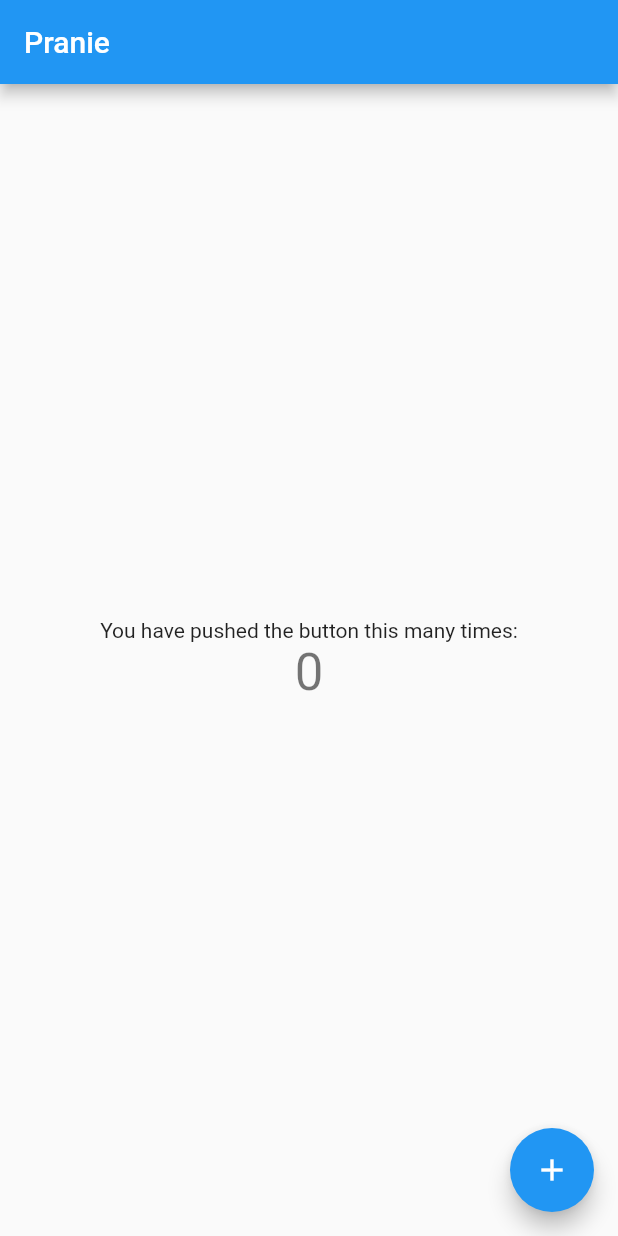
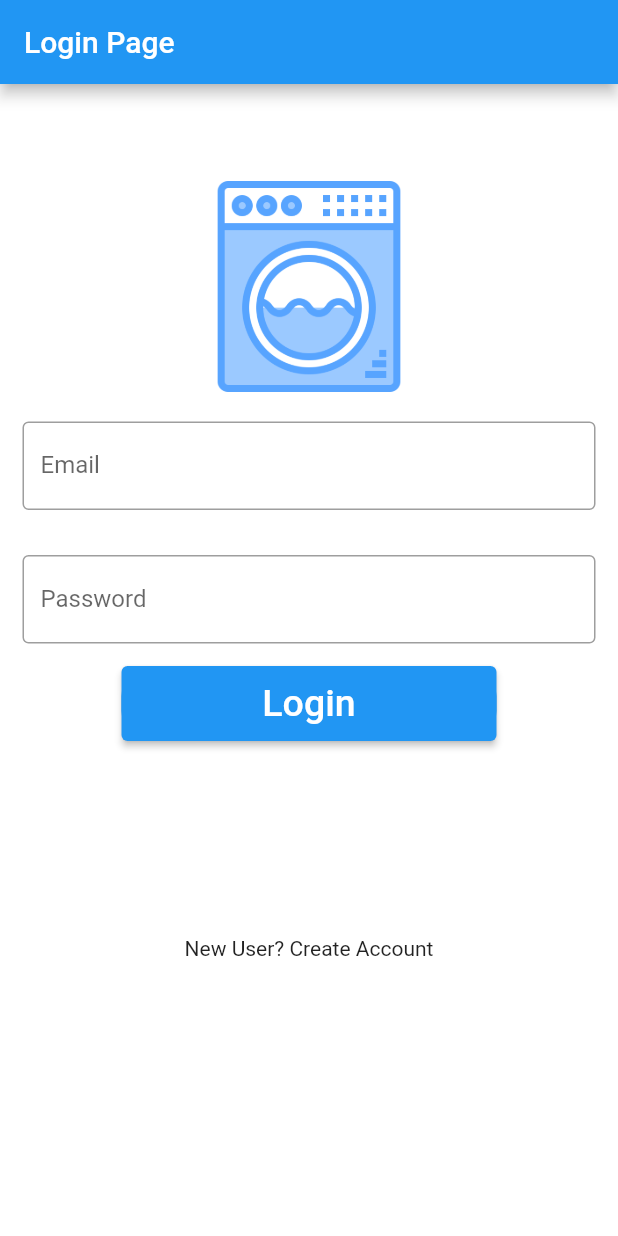
Before and after one commit to pcktm/agh-iot, a Flutter app: the screen it shows after launch, on a phone screen of 412 x 824 dp. Run offline on Flutter 3.47's test engine with Material 2 defaults, Android fonts, the phone set to English and light mode, and no system bars.

Commit message:
Pages draft

```diff
--- /dev/null
+++ b/flutter/flutter_app/lib/HomePage.dart
@@ -0,0 +1,34 @@
+import 'package:flutter/material.dart';
+
+class HomePage extends StatefulWidget {
+  @override
+  _HomePageState createState() => _HomePageState();
+}
+
+class _HomePageState extends State<HomePage> {
+  @override
+  Widget build(BuildContext context) {
+    return Scaffold(
+      appBar: AppBar(
+        title: Text('Home Page'),
+      ),
+      body: Center(
+        child: Container(
+          height: 80,
+          width: 150,
+          decoration: BoxDecoration(
+              color: Colors.blue, borderRadius: BorderRadius.circular(10)),
+          child: ElevatedButton(
+            onPressed: () {
+              Navigator.pop(context);
+            },
+            child: Text(
+              'Welcome',
+              style: TextStyle(color: Colors.white, fontSize: 25),
+            ),
+          ),
+        ),
+      ),
+    );
+  }
+}
--- a/flutter/flutter_app/lib/main.dart
+++ b/flutter/flutter_app/lib/main.dart
@@ -1,4 +1,7 @@
 import 'package:flutter/material.dart';
+
+import 'HomePage.dart';
+import 'pages/login.dart';
 
 void main() {
   runApp(const MyApp());
@@ -7,109 +10,20 @@ void main() {
 class MyApp extends StatelessWidget {
   const MyApp({super.key});
 
-  // This widget is the root of your application.
   @override
   Widget build(BuildContext context) {
     return MaterialApp(
-      title: 'Flutter Demo',
+      title: 'Pranie',
+      routes: {
+        '/': (context) => LoginDemo(),
+        '/login': (context) => LoginDemo(),
+        // '/home': (context) => MyHomePage(title: 'Login Demo'),
+      },
       theme: ThemeData(
-        // This is the theme of your application.
-        //
-        // Try running your application with "flutter run". You'll see the
-        // application has a blue toolbar. Then, without quitting the app, try
-        // changing the primarySwatch below to Colors.green and then invoke
-        // "hot reload" (press "r" in the console where you ran "flutter run",
-        // or simply save your changes to "hot reload" in a Flutter IDE).
-        // Notice that the counter didn't reset back to zero; the application
-        // is not restarted.
         primarySwatch: Colors.blue,
       ),
-      home: const MyHomePage(title: 'Pranie'),
+      // debugShowCheckedModeBanner: false,
+      // home: LoginDemo(),
     );
   }
 }
-
-class MyHomePage extends StatefulWidget {
-  const MyHomePage({super.key, required this.title});
-
-  // This widget is the home page of your application. It is stateful, meaning
-  // that it has a State object (defined below) that contains fields that affect
-  // how it looks.
-
-  // This class is the configuration for the state. It holds the values (in this
-  // case the title) provided by the parent (in this case the App widget) and
-  // used by the build method of the State. Fields in a Widget subclass are
-  // always marked "final".
-
-  final String title;
-
-  @override
-  State<MyHomePage> createState() => _MyHomePageState();
-}
-
-class _MyHomePageState extends State<MyHomePage> {
-  int _counter = 0;
-
-  void _incrementCounter() {
-    setState(() {
-      // This call to setState tells the Flutter framework that something has
-      // changed in this State, which causes it to rerun the build method below
-      // so that the display can reflect the updated values. If we changed
-      // _counter without calling setState(), then the build method would not be
-      // called again, and so nothing would appear to happen.
-      _counter++;
-    });
-  }
-
-  @override
-  Widget build(BuildContext context) {
-    // This method is rerun every time setState is called, for instance as done
-    // by the _incrementCounter method above.
-    //
-    // The Flutter framework has been optimized to make rerunning build methods
-    // fast, so that you can just rebuild anything that needs updating rather
-    // than having to individually change instances of widgets.
-    return Scaffold(
-      appBar: AppBar(
-        // Here we take the value from the MyHomePage object that was created by
-        // the App.build method, and use it to set our appbar title.
-        title: Text(widget.title),
-      ),
-      body: Center(
-        // Center is a layout widget. It takes a single child and positions it
-        // in the middle of the parent.
-        child: Column(
-          // Column is also a layout widget. It takes a list of children and
-          // arranges them vertically. By default, it sizes itself to fit its
-          // children horizontally, and tries to be as tall as its parent.
-          //
-          // Invoke "debug painting" (press "p" in the console, choose the
-          // "Toggle Debug Paint" action from the Flutter Inspector in Android
-          // Studio, or the "Toggle Debug Paint" command in Visual Studio Code)
-          // to see the wireframe for each widget.
-          //
-          // Column has various properties to control how it sizes itself and
-          // how it positions its children. Here we use mainAxisAlignment to
-          // center the children vertically; the main axis here is the vertical
-          // axis because Columns are vertical (the cross axis would be
-          // horizontal).
-          mainAxisAlignment: MainAxisAlignment.center,
-          children: <Widget>[
-            const Text(
-              'You have pushed the button this many times:',
-            ),
-            Text(
-              '$_counter',
-              style: Theme.of(context).textTheme.headline4,
-            ),
-          ],
-        ),
-      ),
-      floatingActionButton: FloatingActionButton(
-        onPressed: _incrementCounter,
-        tooltip: 'Increment',
-        child: const Icon(Icons.add),
-      ), // This trailing comma makes auto-formatting nicer for build methods.
-    );
-  }
-}
--- /dev/null
+++ b/flutter/flutter_app/lib/pages/login.dart
@@ -0,0 +1,83 @@
+import 'package:flutter/material.dart';
+
+import '../HomePage.dart';
+
+class LoginDemo extends StatefulWidget {
+  const LoginDemo({super.key});
+
+  @override
+  _LoginDemoState createState() => _LoginDemoState();
+}
+
+class _LoginDemoState extends State<LoginDemo> {
+  @override
+  Widget build(BuildContext context) {
+    return Scaffold(
+      backgroundColor: Colors.white,
+      appBar: AppBar(
+        title: const Text("Login Page"),
+      ),
+      body: SingleChildScrollView(
+        child: Column(
+          children: <Widget>[
+            Padding(
+              padding: const EdgeInsets.only(top: 60.0),
+              child: Center(
+                child: SizedBox(
+                    width: 200,
+                    height: 150,
+                    /*decoration: BoxDecoration(
+                        color: Colors.red,
+                        borderRadius: BorderRadius.circular(50.0)),*/
+                    child: Image.asset('asset/images/washing-machine.png')),
+              ),
+            ),
+            const Padding(
+              padding: EdgeInsets.symmetric(horizontal: 15, vertical: 15),
+              child: TextField(
+                decoration: InputDecoration(
+                    border: OutlineInputBorder(),
+                    labelText: 'Email',
+                    hintText: 'Enter valid email id as abc@gmail.com'),
+              ),
+            ),
+            const Padding(
+              padding: EdgeInsets.only(
+                  left: 15.0, right: 15.0, top: 15, bottom: 15),
+              //padding: EdgeInsets.symmetric(horizontal: 15),
+              child: TextField(
+
+                obscureText: true,
+                decoration: InputDecoration(
+                    border: OutlineInputBorder(),
+                    labelText: 'Password',
+                    hintText: 'Enter secure password'),
+              ),
+            ),
+
+            Container(
+              height: 50,
+              width: 250,
+              decoration: BoxDecoration(
+                  color: Colors.blue, borderRadius: BorderRadius.circular(20)),
+              child: ElevatedButton(
+                onPressed: () {
+                  Navigator.push(
+                      context, MaterialPageRoute(builder: (_) => HomePage()));
+                },
+                child: const Text(
+                  'Login',
+                  style: TextStyle(color: Colors.white, fontSize: 25),
+                ),
+              ),
+            ),
+            const SizedBox(
+              height: 130,
+            ),
+            const Text('New User? Create Account')
+          ],
+        ),
+      ),
+    );
+  }
+}
--- a/flutter/flutter_app/pubspec.yaml
+++ b/flutter/flutter_app/pubspec.yaml
@@ -36,6 +36,8 @@ dependencies:
   # The following adds the Cupertino Icons font to your application.
   # Use with the CupertinoIcons class for iOS style icons.
   cupertino_icons: ^1.0.2
+  http: ^0.13.5
+  shared_preferences: ^2.0.15
 
 dev_dependencies:
   flutter_test:
@@ -58,6 +60,9 @@ flutter:
   # included with your application, so that you can use the icons in
   # the material Icons class.
   uses-material-design: true
+
+  assets:
+    - asset/images/washing-machine.png
 
   # To add assets to your application, add an assets section, like this:
   # assets:
```
Also changed, not shown: flutter/flutter_app/lib/models/api_error.dart (added, +20 -0 lines), flutter/flutter_app/lib/models/api_response.dart (added, +13 -0 lines), flutter/flutter_app/lib/models/user.dart (added, +63 -0 lines), flutter/flutter_app/lib/screens/home.dart (added, +46 -0 lines), flutter/flutter_app/lib/screens/login.dart (added, +101 -0 lines), flutter/flutter_app/lib/service/api.dart (added, +26 -0 lines), flutter/flutter_app/asset/images/washing-machine.png (added), flutter/flutter_app/pubspec.lock, 2 other files.
